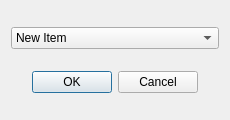
Above: ui/DialogWebDriverSelect.ui from nvdungx/MarketCollect before the change. Below: the same form after it.
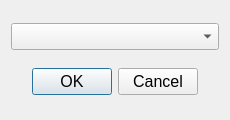
That is the form after the change. Icons and pictures are not drawn.

Patch:
```diff
--- a/ui/DialogWebDriverSelect.ui
+++ b/ui/DialogWebDriverSelect.ui
@@ -20,21 +20,23 @@
   <layout class="QVBoxLayout" name="verticalLayout">
    <item>
     <widget class="QComboBox" name="comboBox">
+     <property name="font">
+      <font>
+       <pointsize>12</pointsize>
+      </font>
+     </property>
      <property name="currentText">
-      <string>New Item</string>
-     </property>
-     <property name="placeholderText">
       <string/>
      </property>
-     <item>
-      <property name="text">
-       <string>New Item</string>
-      </property>
-     </item>
     </widget>
    </item>
    <item>
     <widget class="QDialogButtonBox" name="buttonBox">
+     <property name="font">
+      <font>
+       <pointsize>12</pointsize>
+      </font>
+     </property>
      <property name="orientation">
       <enum>Qt::Horizontal</enum>
      </property>
```
